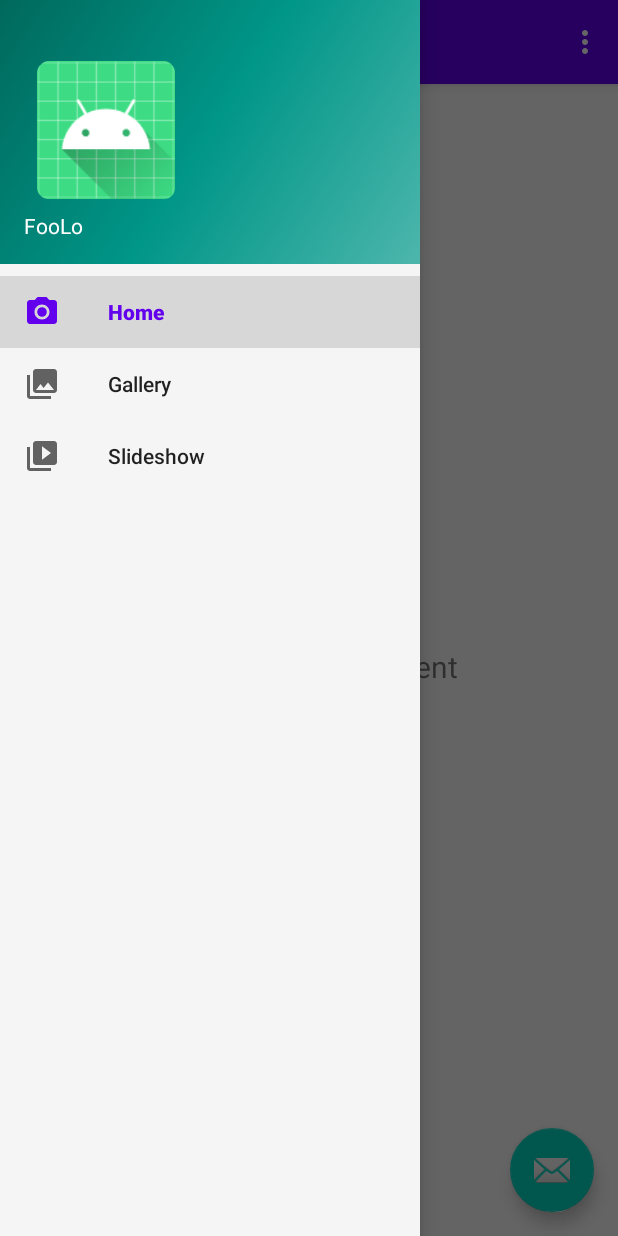
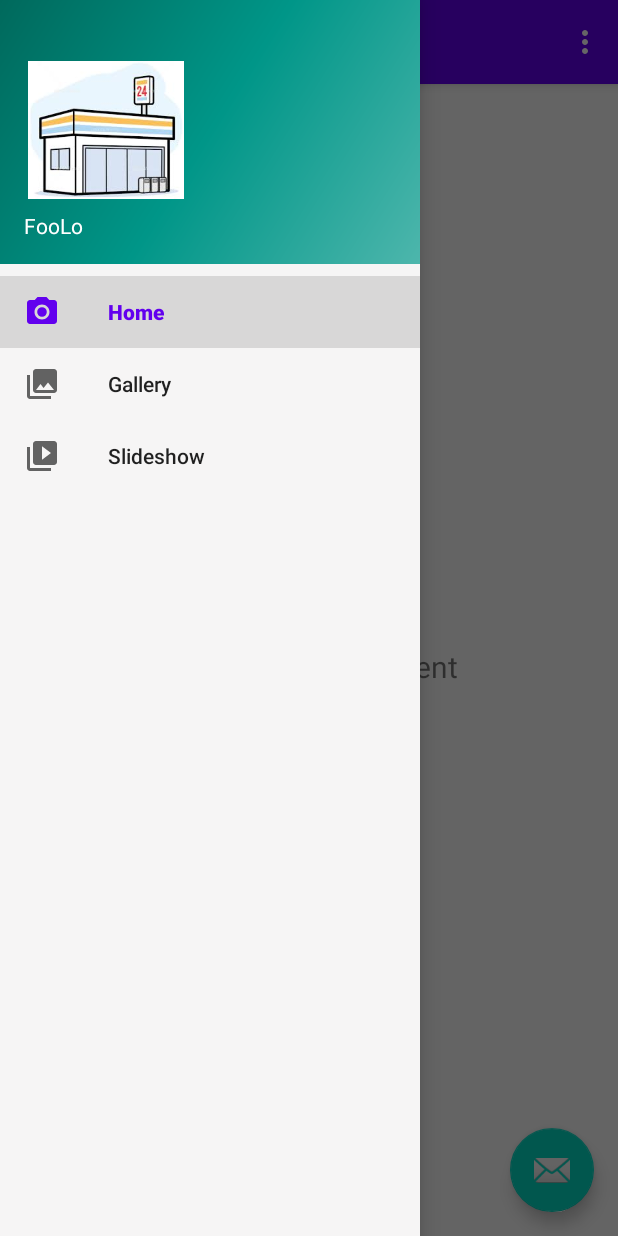
Before and after one commit to yuki03231/FooLo, an Android app: the screen it shows after launch (MainActivity), with the side drawer open, on a phone screen of 412 x 824 dp. Run offline under Robolectric (Android 15) with nearby library versions, the phone set to English and light mode, and no system bars; our stand-ins replace navigation-ui.

Commit message:
画像変更

```diff
--- a/app/src/main/res/layout/nav_header_main.xml
+++ b/app/src/main/res/layout/nav_header_main.xml
@@ -19,8 +19,7 @@
         android:layout_height="100dp"
         android:contentDescription="@string/nav_header_desc"
         android:paddingTop="@dimen/nav_header_vertical_spacing"
-        app:srcCompat="@mipmap/ic_launcher_round"
-        tools:srcCompat="@drawable/a" />
+        app:srcCompat="@drawable/a" />
 
     <TextView
         android:layout_width="match_parent"
```
